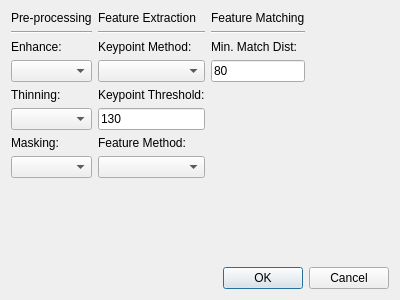
Qt form Proyecto-Final/configdialog.ui (nlandau91/Proyecto-Final) before a commit.
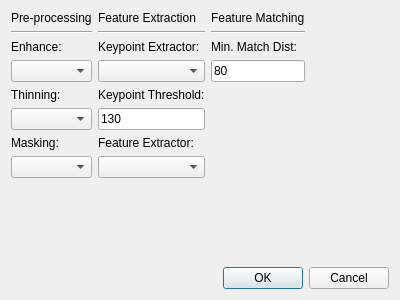
The same form after that commit.

Commit message: Agregar kp y feat extractors

The edit to the form file:
```diff
--- a/Proyecto-Final/configdialog.ui
+++ b/Proyecto-Final/configdialog.ui
@@ -119,7 +119,7 @@
        <item>
         <widget class="QLabel" name="label_9">
          <property name="text">
-          <string>Keypoint Method:</string>
+          <string>Keypoint Extractor:</string>
          </property>
         </widget>
        </item>
@@ -152,7 +152,7 @@
        <item>
         <widget class="QLabel" name="label_10">
          <property name="text">
-          <string>Feature Method:</string>
+          <string>Feature Extractor:</string>
          </property>
         </widget>
        </item>
```
Left out of the diff: 4 changed lines with no effect on the pictures. The commit also changes 22 other files.
